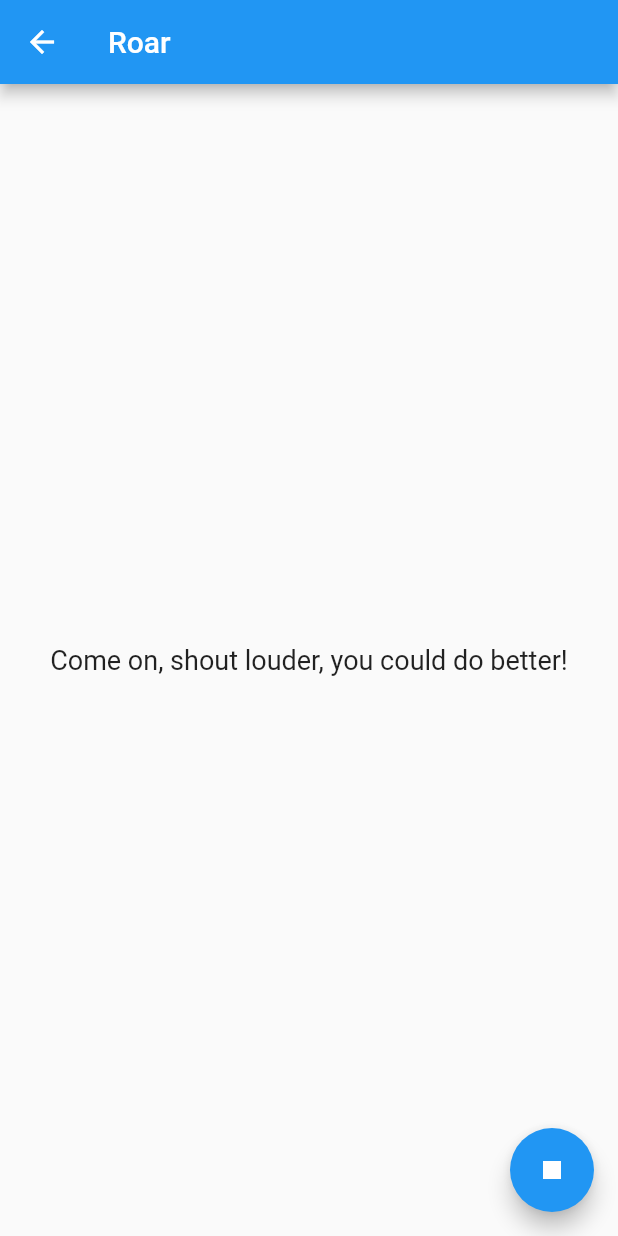
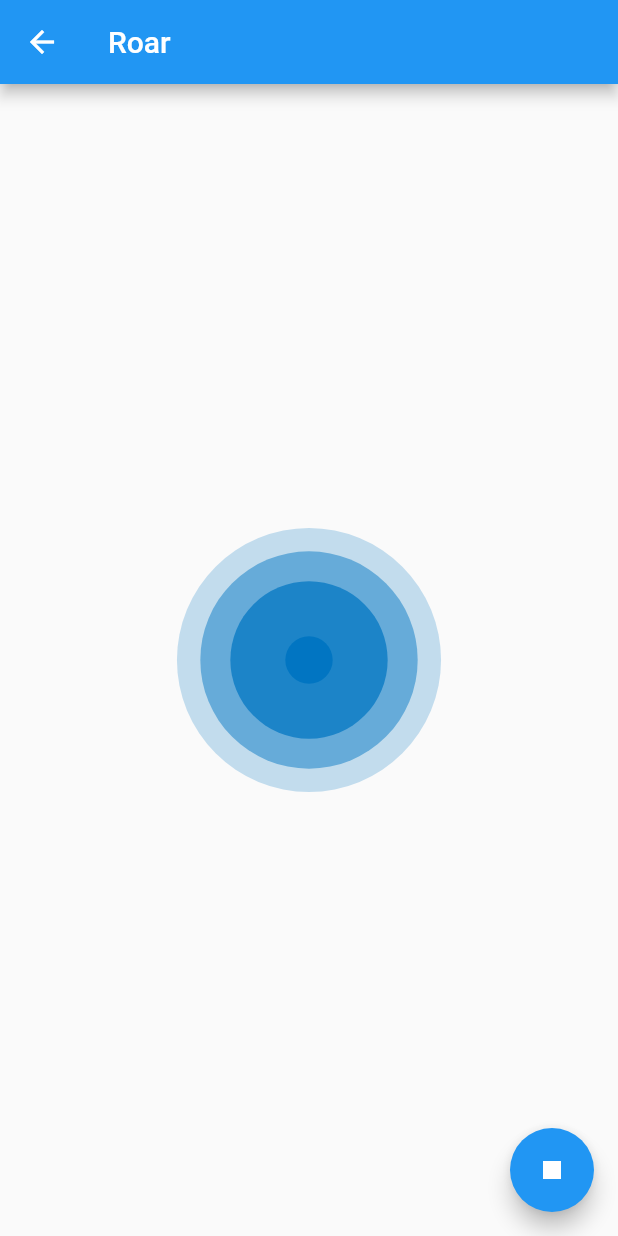
Before and after one commit to xiaozhi239/wfh_companion, a Flutter app: the RoarPage screen opened directly, after a tap on the "mic" icon, on a phone screen of 412 x 824 dp. Run offline on Flutter 3.47's test engine with Material 2 defaults, Android fonts, the phone set to English and light mode, and no system bars; missing offline and left inert: flutter_duration_picker, flutter_ringtone_player, noise_meter.

Commit message:
Complete roar page listening animation

```diff
--- /dev/null
+++ b/lib/roar/listening.dart
@@ -0,0 +1,34 @@
+import 'dart:math';
+import 'package:flutter/material.dart';
+
+class ListeningIndicator extends CustomPainter {
+  final Animation<double> _animation;
+
+  ListeningIndicator(this._animation) : super(repaint: _animation);
+
+  void circle(Canvas canvas, Rect rect, double value) {
+    double opacity = (1.0 - (value / 4.0)).clamp(0.0, 1.0);
+    Color color = new Color.fromRGBO(0, 117, 194, opacity);
+
+    double size = rect.width / 2;
+    double area = size * size;
+    double radius = sqrt(area * value / 4);
+
+    final Paint paint = new Paint()..color = color;
+    canvas.drawCircle(rect.center, radius, paint);
+  }
+
+  @override
+  void paint(Canvas canvas, Size size) {
+    Rect rect = new Rect.fromLTRB(0.0, 0.0, size.width, size.height);
+
+    for (int wave = 3; wave >= 0; wave--) {
+      circle(canvas, rect, wave + _animation.value);
+    }
+  }
+
+  @override
+  bool shouldRepaint(ListeningIndicator oldDelegate) {
+    return true;
+  }
+}
--- a/lib/roar/roar_page.dart
+++ b/lib/roar/roar_page.dart
@@ -1,18 +1,33 @@
 import 'package:flutter/material.dart';
 import 'package:noise_meter/noise_meter.dart';
 import 'dart:async';
+
+import 'package:wfh_companion/roar/listening.dart';
 
 class RoarPage extends StatefulWidget {
   @override
   _RoarPageState createState() => new _RoarPageState();
 }
 
-class _RoarPageState extends State<RoarPage> {
+class _RoarPageState extends State<RoarPage> with SingleTickerProviderStateMixin {
 
   bool _isRecording = false;
   StreamSubscription<NoiseReading> _noiseSubscription;
   NoiseMeter _noiseMeter;
   double _highestDb = 0;
+  AnimationController _animationController;
+
+  @override
+  void initState() {
+    super.initState();
+    _animationController = new AnimationController(vsync: this);
+  }
+
+  @override
+  void dispose() {
+    _animationController.dispose();
+    super.dispose();
+  }
 
   @override
   Widget build(BuildContext context) {
@@ -24,42 +39,46 @@ class _RoarPageState extends State<RoarPage> {
         child: Column(
           mainAxisAlignment: MainAxisAlignment.center,
           children: <Widget>[
-            infoPanel(),
+            new CustomPaint(
+              painter: new ListeningIndicator(_animationController),
+              child: new SizedBox(
+                width: 200.0,
+                height: 200.0,
+              ),
+            ),
+            _infoPanel(),
           ],
         ),
       ),
       floatingActionButton: FloatingActionButton(
-          onPressed: recordIconPressed,
+          onPressed: _recordIconPressed,
           child: Icon(this._isRecording ? Icons.stop : Icons.mic)),
     );
   }
 
-  Widget infoPanel() {
-    if (_isRecording) {
-      return Text(
-        'Come on, shout louder, you could do better!',
-        style: TextStyle(fontSize: 18),
-      );
+  Widget _infoPanel() {
+    final colors = [Colors.green, Colors.yellow[700], Colors.red[400]];
+    return Visibility (
+      visible: !_isRecording,
+      child: Text(
+        _highestDb == 0 ? "Press mic and start roaring" :
+        "You made highest ${_highestDb.toStringAsFixed(1)} dB noise",
+        style: TextStyle(fontSize: 18, color: colors[_noiseLevel(_highestDb)]),
+      )
+    );
+  }
+
+  int _noiseLevel(double decibels) {
+    if (decibels < 70) {
+      return 0;
+    } else if (decibels >= 70 && decibels < 90) {
+      return 1;
     } else {
-      return Text(
-        _highestDb == 0 ? 'Press mic and start shouting!' : textWithDecibels(_highestDb),
-        style: TextStyle(fontSize: 18),
-      );
+      return 2;
     }
   }
 
-  String textWithDecibels(double decibels) {
-    final noise = decibels.toStringAsFixed(1);
-    if (decibels <= 60) {
-      return 'You only made $noise dB noise, good for your neightborhood.';
-    } else if (decibels >= 60 && decibels < 80) {
-      return 'You made $noise dB noise, keep going!';
-    } else {
-      return 'You successfully made $noise dB noise, I think you are ready to conquer the world!';
-    }
-  }
-
-  void recordIconPressed() {
+  void _recordIconPressed() {
     if (_isRecording) {
       stopRecorder();
     } else {
@@ -67,7 +86,7 @@ class _RoarPageState extends State<RoarPage> {
     }
   }
 
-  double extractDecibels(String noiseReading) {
+  double _extractDecibels(String noiseReading) {
     final pattern = new RegExp(r'\s+(\d+.\d+)\s+'); // 800 is the size of each chunk
     double max = 0;
     pattern.allMatches(noiseReading).forEach((match) {
@@ -79,9 +98,9 @@ class _RoarPageState extends State<RoarPage> {
     return max;
   }
 
-  void onNoiseData(NoiseReading noiseReading) {
+  void _onNoiseData(NoiseReading noiseReading) {
     // [VolumeReading: 66.69737886870621 dB]
-    double decibels = extractDecibels(noiseReading.toString());
+    double decibels = _extractDecibels(noiseReading.toString());
     if (decibels > this._highestDb) {
       this._highestDb = decibels;
     }
@@ -92,9 +111,10 @@ class _RoarPageState extends State<RoarPage> {
       this._isRecording = true;
       this._highestDb = 0;
     });
+    _startAnimation();
     try {
       _noiseMeter = new NoiseMeter();
-      _noiseSubscription = _noiseMeter.noiseStream.listen(onNoiseData);
+      _noiseSubscription = _noiseMeter.noiseStream.listen(_onNoiseData);
     } on NoiseMeterException catch (exception) {
       print(exception);
       stopRecorder();
@@ -102,6 +122,7 @@ class _RoarPageState extends State<RoarPage> {
   }
 
   void stopRecorder() async {
+    _stopAnimation();
     try {
       if (_noiseSubscription != null) {
         _noiseSubscription.cancel();
@@ -114,4 +135,16 @@ class _RoarPageState extends State<RoarPage> {
       print('stopRecorder error: $err');
     }
   }
+
+  void _startAnimation() {
+    _stopAnimation();
+    _animationController.repeat(
+      period: Duration(seconds: 1),
+    );
+  }
+
+  void _stopAnimation() {
+    _animationController.stop();
+    _animationController.reset();
+  }
 }
```
